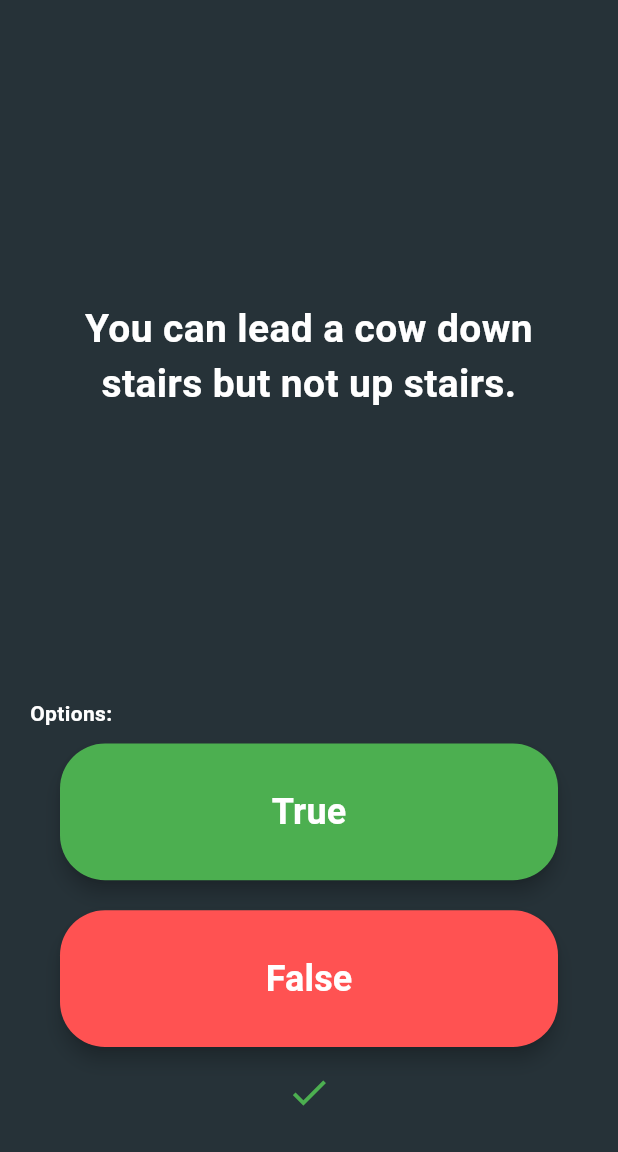
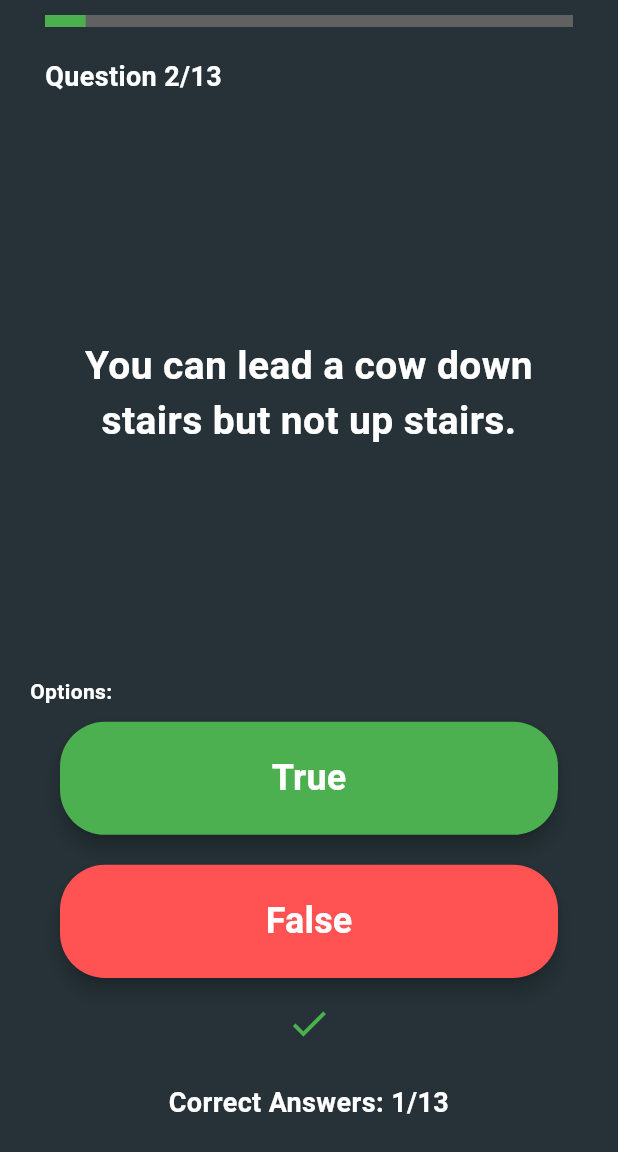
Before and after one commit to pawanrajsingh2088/App-Dev-Projects, a Flutter app: the screen it shows after launch, after a tap on "True", on a phone screen of 412 x 824 dp, the part 84-1236 px from its top. Run offline on Flutter 3.47's test engine with Material 3 defaults, Android fonts, the light colour scheme and no system bars; drawn by our look-alikes of percent_indicator; our stand-ins replace rflutter_alert.

Commit message:
Progress bar added

```diff
--- a/quiz_app/lib/main.dart
+++ b/quiz_app/lib/main.dart
@@ -1,5 +1,6 @@
 import 'package:flutter/material.dart';
 import 'package:rflutter_alert/rflutter_alert.dart';
+import 'package:percent_indicator/percent_indicator.dart'; // For progress bar
 import 'quiz_brain.dart';
 
 QuizBrain quizBrain = QuizBrain();
@@ -17,11 +18,15 @@ class Quizzler extends StatelessWidget {
         appBar: AppBar(
           title: Row(
             children: [
-              Icon(Icons.quiz_outlined,color: Colors.white,),
-              Text('  Quiz App',style: TextStyle(color: Colors.white,fontWeight: FontWeight.bold),),
+              Icon(Icons.quiz_outlined, color: Colors.white),
+              Text(
+                '  Quiz App',
+                style: TextStyle(
+                    color: Colors.white, fontWeight: FontWeight.bold),
+              ),
             ],
           ),
-          backgroundColor:Colors.blueGrey[800] ,
+          backgroundColor: Colors.blueGrey[800],
         ),
         backgroundColor: Colors.blueGrey[900],
         body: const SafeArea(
@@ -44,13 +49,41 @@ class QuizPage extends StatefulWidget {
 
 class _QuizPageState extends State<QuizPage> {
   List<Icon> scoreKeeper = [];
+  int totalQuestions = quizBrain.getTotalQuestions();
+  int correctAnswers = 0;
 
   @override
   Widget build(BuildContext context) {
+    double progress = quizBrain.getCurrentQuestionIndex() / totalQuestions;
+
     return Column(
       mainAxisAlignment: MainAxisAlignment.spaceBetween,
       crossAxisAlignment: CrossAxisAlignment.stretch,
       children: <Widget>[
+        // Progress Bar
+        LinearPercentIndicator(
+          lineHeight: 8.0,
+          percent: progress,
+          backgroundColor: Colors.grey[700],
+          progressColor: Colors.green,
+          animation: true,
+          animationDuration: 500,
+        ),
+        const SizedBox(height: 10),
+
+        // Question Counter
+        Padding(
+          padding: const EdgeInsets.all(10.0),
+          child: Text(
+            'Question ${quizBrain.getCurrentQuestionIndex() + 1}/$totalQuestions',
+            style: const TextStyle(
+              color: Colors.white,
+              fontWeight: FontWeight.bold,
+              fontSize: 18.0,
+            ),
+          ),
+        ),
+
         Expanded(
           flex: 5,
           child: Padding(
@@ -68,8 +101,13 @@ class _QuizPageState extends State<QuizPage> {
             ),
           ),
         ),
-        Text('Options:',style: TextStyle(color: Colors.white,fontWeight: FontWeight.w700),),
-        SizedBox(height: 10,),
+        Text(
+          'Options:',
+          style: TextStyle(color: Colors.white, fontWeight: FontWeight.w700),
+        ),
+        const SizedBox(height: 10),
+
+        // True Button
         Expanded(
           child: Padding(
             padding: const EdgeInsets.symmetric(horizontal: 20.0),
@@ -98,6 +136,7 @@ class _QuizPageState extends State<QuizPage> {
         ),
         const SizedBox(height: 20),
 
+        // False Button
         Expanded(
           child: Padding(
             padding: const EdgeInsets.symmetric(horizontal: 20.0),
@@ -124,11 +163,26 @@ class _QuizPageState extends State<QuizPage> {
             ),
           ),
         ),
+
         Padding(
           padding: const EdgeInsets.all(15.0),
           child: Row(
             mainAxisAlignment: MainAxisAlignment.center,
             children: scoreKeeper,
+          ),
+        ),
+
+        // Score Display
+        Padding(
+          padding: const EdgeInsets.all(10.0),
+          child: Text(
+            'Correct Answers: $correctAnswers/$totalQuestions',
+            style: const TextStyle(
+              color: Colors.white,
+              fontSize: 18.0,
+              fontWeight: FontWeight.bold,
+            ),
+            textAlign: TextAlign.center,
           ),
         ),
       ],
@@ -143,13 +197,14 @@ class _QuizPageState extends State<QuizPage> {
         Alert(
           context: context,
           title: 'Finished!',
-          desc: 'You\'ve reached the end of the quiz.',
+          desc: 'You\'ve reached the end of the quiz.\nYour Score: $correctAnswers/$totalQuestions',
         ).show();
         quizBrain.reset();
         scoreKeeper = [];
+        correctAnswers = 0; // Reset score
       } else {
-
         if (userPickedAnswer == correctAnswer) {
+          correctAnswers++;
           scoreKeeper.add(const Icon(
             Icons.check,
             color: Colors.green,
--- a/quiz_app/lib/quiz_brain.dart
+++ b/quiz_app/lib/quiz_brain.dart
@@ -67,4 +67,14 @@ class QuizBrain {
   void reset() {
     _questionNumber = 0;
   }
+
+  // Method to get the total number of questions
+  int getTotalQuestions() {
+    return _questionBank.length;
+  }
+
+  // Method to get the current question index
+  int getCurrentQuestionIndex() {
+    return _questionNumber;
+  }
 }
--- a/quiz_app/pubspec.yaml
+++ b/quiz_app/pubspec.yaml
@@ -30,6 +30,8 @@ environment:
 dependencies:
   flutter:
     sdk: flutter
+  percent_indicator: ^3.4.0
+
 
 
   # The following adds the Cupertino Icons font to your application.
```
Also changed, not shown: quiz_app/pubspec.lock, 1 other file.
